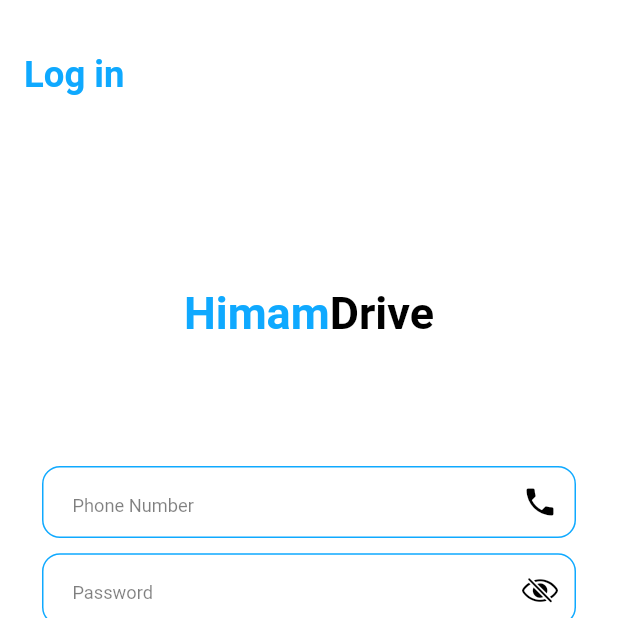
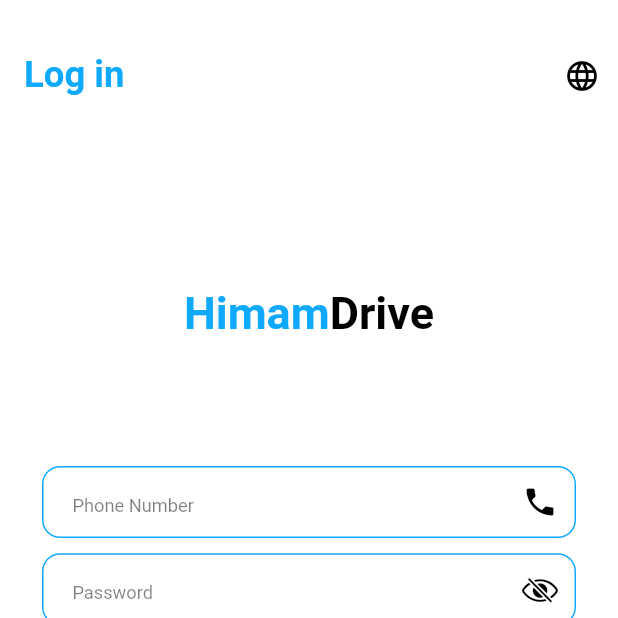
Before and after one commit to Teefa99/flutter_task, a Flutter app: the screen it shows after launch, on a phone screen of 412 x 824 dp, the top half of it. Run offline on Flutter 3.47's test engine with Material 2 defaults, Android fonts, the phone set to English and light mode, and no system bars; our stand-ins replace cloud_firestore, firebase_core, firebase_database, flutter_screenutil, flutter_svg, geolocator and 4 more; accounts and stored records are empty; Roboto replaces fonts that are missing (Dubai).

Commit message:
Realtime Database & Adding select language Icon

```diff
--- a/assets/locale_ar.json
+++ b/assets/locale_ar.json
@@ -4,6 +4,7 @@
   "drive" : "Drive",
   "phone_number" : "رقم الهاتف",
   "password": "كلمه المرور",
+  "forgot_password" : "هل نسيت كلمة المرور؟",
   "wrong_number" : "رقم الهاتف غير صحيح",
   "wrong_data" : "رقم الهاتف او كلمة المرور غير صحيحة",
   "req_field": "هذا الحقل مطلوب",
--- a/lib/main.dart
+++ b/lib/main.dart
@@ -42,9 +42,7 @@ class MyApp extends StatelessWidget {
           getPages: AppPages.routes,
           initialRoute: AppPages.INITIAL,
           fallbackLocale: TranslationService.fallbackLocale,
-          locale: Locale(AuthService.to.language != null
-              ? AuthService.to.language.toString()
-              : 'en'),
+          locale: Locale(AuthService.to.language.toString()),
           supportedLocales: const [Locale('en', ''), Locale('en', '')],
           translations: TranslationService(),
           localizationsDelegates: const [
--- a/lib/pages/home/presentation/views/home_view.dart
+++ b/lib/pages/home/presentation/views/home_view.dart
@@ -22,6 +22,7 @@ class HomeView extends GetView<HomeController> {
             onPressed: () {
               AuthService.to.logout();
               controller.timer!.cancel();
+              controller.rtdbTimer!.cancel();
             },
             icon: const Icon(
               Icons.logout,
--- a/lib/pages/login/presentation/views/login_view.dart
+++ b/lib/pages/login/presentation/views/login_view.dart
@@ -17,6 +17,8 @@ class LoginView extends GetView<LoginController> {
 
   @override
   Widget build(BuildContext context) {
+    return GetBuilder<LoginController>(
+      builder: (controller) {
         return Scaffold(
           backgroundColor: ColorCode.white,
           appBar: AppBar(
@@ -24,9 +26,21 @@ class LoginView extends GetView<LoginController> {
             elevation: 0,
             title: CustomText(
               AppStrings.login,
-          textStyle: TextStyles.textLarge.copyWith(color: ColorCode.primary),
+              textStyle:
+                  TextStyles.textLarge.copyWith(color: ColorCode.primary),
             ),
             toolbarHeight: 100.sp,
+            actions: [
+              IconButton(
+                onPressed: () {
+                  controller.changeLanguage();
+                },
+                icon: const Icon(
+                  Icons.language,
+                  color: Colors.black,
+                ),
+              ),
+            ],
           ),
           body: Padding(
             padding: const EdgeInsets.all(28),
@@ -97,8 +111,10 @@ class LoginView extends GetView<LoginController> {
                                 return controller.passwordController.text
                                             .toString()
                                             .isNotEmpty ||
-                                    isLength(controller.passwordController.text,
-                                        6, 16)
+                                        isLength(
+                                            controller.passwordController.text,
+                                            6,
+                                            16)
                                     ? null
                                     : AppStrings.validPassword;
                               },
@@ -124,12 +140,14 @@ class LoginView extends GetView<LoginController> {
                                       )
                                     : CustomText(
                                         AppStrings.login,
-                                    textStyle: TextStyles.textMedium.copyWith(
+                                        textStyle:
+                                            TextStyles.textMedium.copyWith(
                                           color: ColorCode.white,
                                         ),
                                       ),
                                 onPressed: () {
-                              if (controller.formKey.currentState!.validate()) {
+                                  if (controller.formKey.currentState!
+                                      .validate()) {
                                     controller.onLoginClicked(
                                         controller.userPhoneController.text);
                                   }
@@ -146,5 +164,7 @@ class LoginView extends GetView<LoginController> {
             ),
           ),
         );
+      },
+    );
   }
 }
--- a/lib/services/auth_service.dart
+++ b/lib/services/auth_service.dart
@@ -12,7 +12,7 @@ class AuthService extends GetxService {
   final isLoggedIn = false.obs;
   final isSelectedLanguage = false.obs;
   LoginModel? userInfo;
-  String? language = "en";
+  String? language = Get.deviceLocale!.languageCode;
   bool get isLoggedInValue => isLoggedIn.value;
 
   @override
```
Also changed, not shown: lib/pages/home/presentation/controllers/home_controller.dart (+20 -0 lines), lib/pages/login/presentation/controllers/login_controller.dart (+9 -0 lines). Lines whose indentation alone changed are shown as unchanged.
